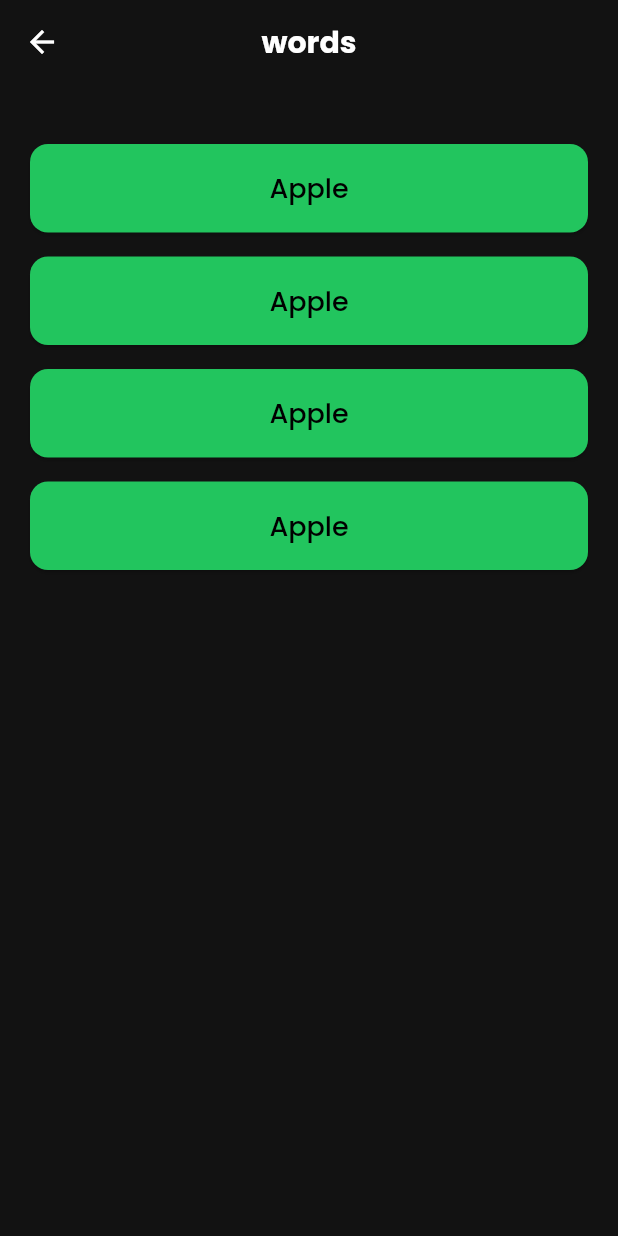
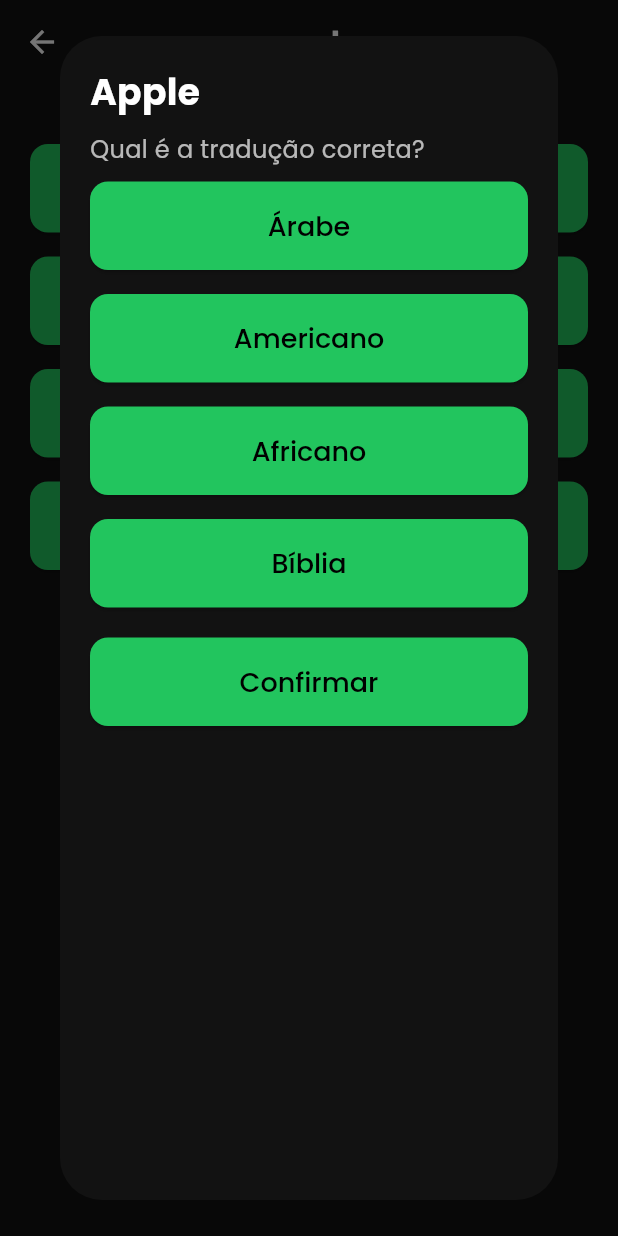
Before and after one commit to Curso-Fullstack-Dart-Flutter2/three_thousand_words_app, a Flutter app: the WordsPage screen opened by its route, after a tap on "Apple", on a phone screen of 412 x 824 dp. Run offline on Flutter 3.47's test engine with Material 3 defaults, Android fonts, the phone set to English and light mode, and no system bars; our stand-ins replace dio, firebase_auth, firebase_core, firebase_remote_config, flutter_signin_button, get_it and 8 more; missing offline and left inert: validatorless; accounts and stored records are empty.

Commit message:
build dialog quiz component

```diff
--- /dev/null
+++ b/lib/app/core/ui/design_system/components/ttw_ds_quiz_dialog.dart
@@ -0,0 +1,66 @@
+import 'package:flutter/material.dart';
+import 'package:three_thousand_words/app/core/ui/design_system/components/ttw_ds_primary_buttom.dart';
+import 'package:three_thousand_words/app/core/ui/design_system/styles/ttw_ds_app_text_styles.dart';
+
+class TtwDsQuizDialog extends StatelessWidget {
+  final String word;
+
+  const TtwDsQuizDialog({
+    required this.word,
+    super.key,
+  });
+
+  @override
+  Widget build(BuildContext context) {
+    return Dialog(
+      child: Container(
+        width: double.infinity,
+        decoration: BoxDecoration(
+          borderRadius: BorderRadius.circular(16),
+        ),
+        child: Padding(
+          padding: const EdgeInsets.all(20),
+          child: Column(
+            crossAxisAlignment: CrossAxisAlignment.stretch,
+            children: [
+              Text(
+                word,
+                style: TtwDsAppTextStyles.ttwStyleTitle(context),
+              ),
+              const SizedBox(height: 10),
+              Text(
+                'Qual é a tradução correta?',
+                style: TtwDsAppTextStyles.ttwStyleBody(context),
+              ),
+              const SizedBox(height: 10),
+              TtwDsPrimaryButtom(
+                text: 'Árabe',
+                action: () {},
+              ),
+              const SizedBox(height: 16),
+              TtwDsPrimaryButtom(
+                text: 'Americano',
+                action: () {},
+              ),
+              const SizedBox(height: 16),
+              TtwDsPrimaryButtom(
+                text: 'Africano',
+                action: () {},
+              ),
+              const SizedBox(height: 16),
+              TtwDsPrimaryButtom(
+                text: 'Bíblia',
+                action: () {},
+              ),
+              const SizedBox(height: 20),
+              TtwDsPrimaryButtom(
+                text: 'Confirmar',
+                action: () => Navigator.of(context).pop(),
+              ),
+            ],
+          ),
+        ),
+      ),
+    );
+  }
+}
--- a/lib/app/features/words/presentation/pages/words_page.dart
+++ b/lib/app/features/words/presentation/pages/words_page.dart
@@ -1,6 +1,7 @@
 import 'package:flutter/material.dart';
 import 'package:three_thousand_words/app/core/ui/design_system/components/ttw_ds_app_bar.dart';
 import 'package:three_thousand_words/app/core/ui/design_system/components/ttw_ds_primary_buttom.dart';
+import 'package:three_thousand_words/app/core/ui/design_system/components/ttw_ds_quiz_dialog.dart';
 
 class WordsPage extends StatefulWidget {
   const WordsPage({super.key});
@@ -22,7 +23,11 @@ class _WordsPageState extends State<WordsPage> {
             children: [
               TtwDsPrimaryButtom(
                 text: 'Apple',
-                action: () {},
+                action: () => showDialog(
+                  context: context,
+                  barrierDismissible: false,
+                  builder: (context) => const TtwDsQuizDialog(word: 'Apple'),
+                ),
               ),
               const SizedBox(height: 16),
               TtwDsPrimaryButtom(
```
